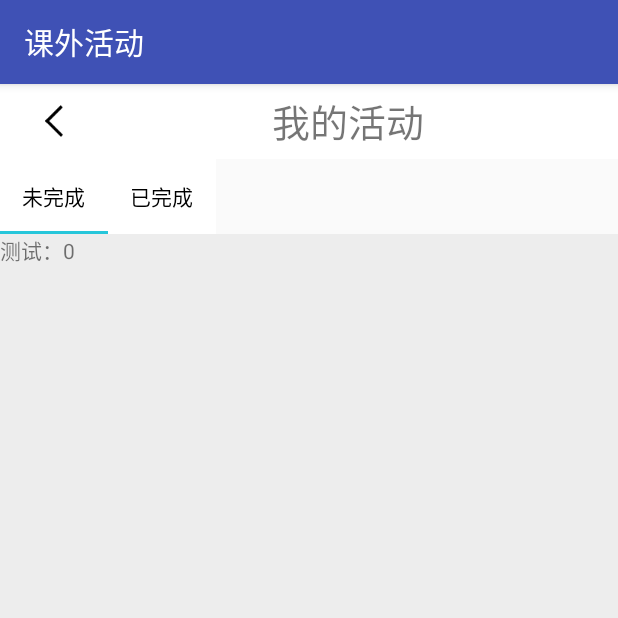
After one commit to Z-chao/Extracurricular, an Android app: the HuoDongActivity screen opened directly, with no data from a screen before it, on a phone screen of 412 x 824 dp, the top half of it. The commit adds this screen. Run offline under Robolectric (Android 15) with nearby library versions, the phone set to English and light mode, and no system bars; our stand-ins replace ButterKnife.

Commit message:
所有页面搭建完成
所有页面搭建完成

```diff
--- a/app/build.gradle
+++ b/app/build.gradle
@@ -42,6 +42,6 @@ dependencies {
     compile 'com.j256.ormlite:ormlite-android:5.0'
 
     compile 'com.github.CymChad:BaseRecyclerViewAdapterHelper:2.8.6'
-
+    compile'com.android.support:design:23.2.0'
 
 }
--- a/app/src/main/AndroidManifest.xml
+++ b/app/src/main/AndroidManifest.xml
@@ -17,7 +17,10 @@
             </intent-filter>
         </activity>
         <activity android:name=".LoginActivity" />
-        <activity android:name=".RegisteredActivity"></activity>
+        <activity android:name=".RegisteredActivity" />
+        <activity android:name=".ContentActivity" />
+        <activity android:name=".DetailedActivity" />
+        <activity android:name=".HuoDongActivity"></activity>
     </application>
 
 </manifest>
--- /dev/null
+++ b/app/src/main/java/com/luochang/extracurricular/HuoDongActivity.java
@@ -0,0 +1,57 @@
+package com.luochang.extracurricular;
+
+import android.os.Bundle;
+import android.support.design.widget.TabLayout;
+import android.support.v4.view.ViewPager;
+import android.support.v7.app.AppCompatActivity;
+import android.view.View;
+
+import com.luochang.extracurricular.adapter.MyPagerAdapter;
+
+import java.util.ArrayList;
+
+import butterknife.BindView;
+import butterknife.ButterKnife;
+
+public class HuoDongActivity extends AppCompatActivity {
+
+    @BindView(R.id.tay_home_tab_view)
+    TabLayout tb_data;
+    @BindView(R.id.vp_deta)
+    ViewPager vp_data;
+    private ArrayList<String> mTitleList;
+    private ArrayList<View> mViewList;
+
+    @Override
+    protected void onCreate(Bundle savedInstanceState) {
+        super.onCreate(savedInstanceState);
+        setContentView(R.layout.activity_huo_dong);
+        ButterKnife.bind(this);
+        initView();
+    }
+
+    private void initView() {
+        tb_data.setTabMode(TabLayout.MODE_SCROLLABLE);
+
+        setViewPagerData();
+        MyPagerAdapter mAdapter = new MyPagerAdapter(mViewList,mTitleList);
+        vp_data.setAdapter(mAdapter);
+        tb_data.setupWithViewPager(vp_data);
+
+    }
+
+    private void setViewPagerData() {
+        if (mTitleList == null) {
+            mTitleList = new ArrayList<>();
+            mTitleList.add("未完成");
+            mTitleList.add("已完成");
+
+        }
+        if (mViewList == null) {
+            mViewList = new ArrayList<>();
+        }
+        for (int i = 0; i < 2; i++) {
+            mViewList.add(View.inflate(this,R.layout.item_tex,null));
+        }
+    }
+}
--- /dev/null
+++ b/app/src/main/java/com/luochang/extracurricular/adapter/MyPagerAdapter.java
@@ -0,0 +1,54 @@
+package com.luochang.extracurricular.adapter;
+
+import android.support.v4.view.PagerAdapter;
+import android.view.View;
+import android.view.ViewGroup;
+import android.widget.TextView;
+
+import com.luochang.extracurricular.R;
+
+import java.util.ArrayList;
+
+/**
+ * Created by D on 2017/3/16.
+ */
+
+public class MyPagerAdapter extends PagerAdapter {
+    private final ArrayList<View> mViewList;
+    private final ArrayList<String> mTitleList;
+
+    public MyPagerAdapter(ArrayList<View> mViewList, ArrayList<String> mTitleList) {
+        this.mViewList = mViewList;
+        this.mTitleList = mTitleList;
+    }
+
+    @Override
+    public int getCount() {
+        return mTitleList == null ? 0 : mTitleList.size();
+    }
+
+    @Override
+    public boolean isViewFromObject(View view, Object object) {
+        return view == object;
+    }
+
+
+    @Override
+    public Object instantiateItem(ViewGroup container, int position) {
+        View view = mViewList.get(position);
+        TextView tv = (TextView) view.findViewById(R.id.text);
+        tv.setText("测试：" +position);
+        container.addView(view);
+        return view;
+    }
+
+    @Override
+    public void destroyItem(ViewGroup container, int position, Object object) {
+        container.removeView(mViewList.get(position));
+    }
+
+    @Override
+    public CharSequence getPageTitle(int position) {
+        return mTitleList.get(position);
+    }
+}
--- /dev/null
+++ b/app/src/main/res/layout/activity_huo_dong.xml
@@ -0,0 +1,75 @@
+<?xml version="1.0" encoding="utf-8"?>
+<LinearLayout xmlns:android="http://schemas.android.com/apk/res/android"
+    xmlns:tools="http://schemas.android.com/tools"
+    android:id="@+id/activity_huo_dong"
+    android:layout_width="match_parent"
+    android:layout_height="match_parent"
+    android:orientation="vertical"
+    xmlns:app="http://schemas.android.com/apk/res-auto"
+    tools:context="com.luochang.extracurricular.HuoDongActivity">
+
+    <LinearLayout
+        android:gravity="center"
+        android:background="@color/white"
+        android:layout_width="match_parent"
+        android:layout_height="50dp">
+
+        <ImageView
+            android:layout_marginLeft="20dp"
+            android:layout_gravity="center_vertical"
+            android:src="@mipmap/left"
+            android:layout_width="wrap_content"
+            android:layout_height="wrap_content" />
+
+        <TextView
+            android:gravity="center"
+            android:textSize="25sp"
+            android:text="我的活动"
+            android:layout_width="match_parent"
+            android:layout_height="match_parent" />
+
+    </LinearLayout>
+    <!--<LinearLayout
+        android:layout_width="match_parent"
+        android:layout_height="48dp"
+        android:orientation="horizontal" >
+        <TextView
+            android:id="@+id/tv_hot"
+            android:layout_width="wrap_content"
+            android:layout_height="fill_parent"
+            android:layout_weight="1.0"
+            android:background="#ffEAEAEA"
+            android:gravity="center"
+            android:text="未完成"
+            android:textSize="18sp" />
+        <TextView
+            android:id="@+id/tv_news"
+            android:layout_marginLeft="10dp"
+            android:layout_width="wrap_content"
+            android:layout_height="fill_parent"
+            android:layout_weight="1.0"
+            android:background="#ffEAEAEA"
+            android:gravity="center"
+            android:text="已完成"
+            android:textSize="18sp" />
+
+    </LinearLayout>-->
+
+    <android.support.design.widget.TabLayout
+        android:id="@+id/tay_home_tab_view"
+        android:layout_width="wrap_content"
+        android:background="@color/white"
+        android:layout_height="50dp"
+        app:tabIndicatorColor="#26c6da"
+        android:textAlignment="center"
+        app:tabTextColor="#000"/>
+
+    <android.support.v4.view.ViewPager
+        android:id="@+id/vp_deta"
+        android:background="#ededed"
+        android:layout_width="match_parent"
+        android:layout_height="match_parent"/>
+
+
+
+</LinearLayout>
--- /dev/null
+++ b/app/src/main/res/layout/item_tex.xml
@@ -0,0 +1,10 @@
+<?xml version="1.0" encoding="utf-8"?>
+<LinearLayout xmlns:android="http://schemas.android.com/apk/res/android"
+    android:orientation="vertical" android:layout_width="match_parent"
+    android:layout_height="match_parent">
+<TextView
+    android:id="@+id/text"
+    android:text="asdasdasd"
+    android:layout_width="match_parent"
+    android:layout_height="match_parent" />
+</LinearLayout>
```
Also changed, not shown: app/src/main/java/com/luochang/extracurricular/ContentActivity.java (added, +80 -0 lines), app/src/main/java/com/luochang/extracurricular/DetailedActivity.java (added, +45 -0 lines), app/src/main/java/com/luochang/extracurricular/HomeFragment.java (+22 -1 lines), app/src/main/java/com/luochang/extracurricular/LoginActivity.java (+6 -3 lines), app/src/main/java/com/luochang/extracurricular/RegisteredActivity.java (+45 -3 lines), app/src/main/java/com/luochang/extracurricular/adapter/ContentAdapter.java (added, +48 -0 lines), app/src/main/java/com/luochang/extracurricular/bean/ActivityFBean.java (+40 -1 lines), app/src/main/java/com/luochang/extracurricular/bean/UserBean.java (+6 -3 lines), app/src/main/res/layout/activity_content.xml (added, +28 -0 lines), app/src/main/res/layout/activity_detailed.xml (added, +125 -0 lines), app/src/main/res/layout/item_content.xml (added, +22 -0 lines), app/src/main/res/values/styles.xml (+17 -0 lines), app/src/main/res/mipmap-xhdpi/debcfa5fbc02ae098fce38de1550769a.jpg (added), app/src/main/res/mipmap-xhdpi/left.png (added).
